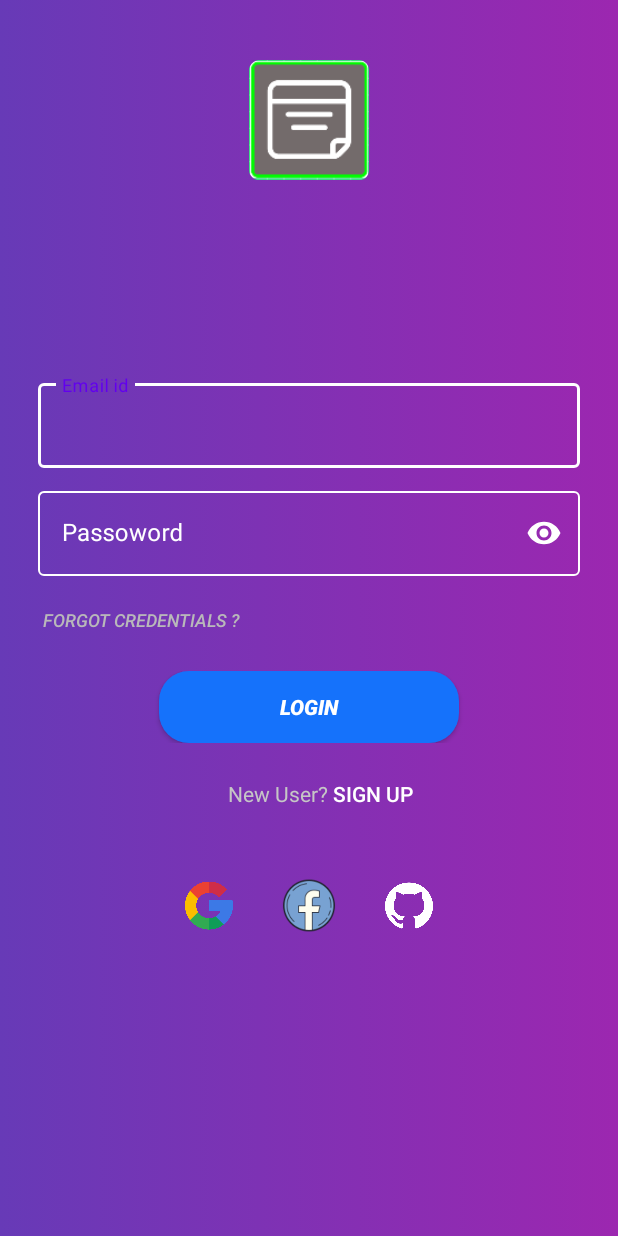
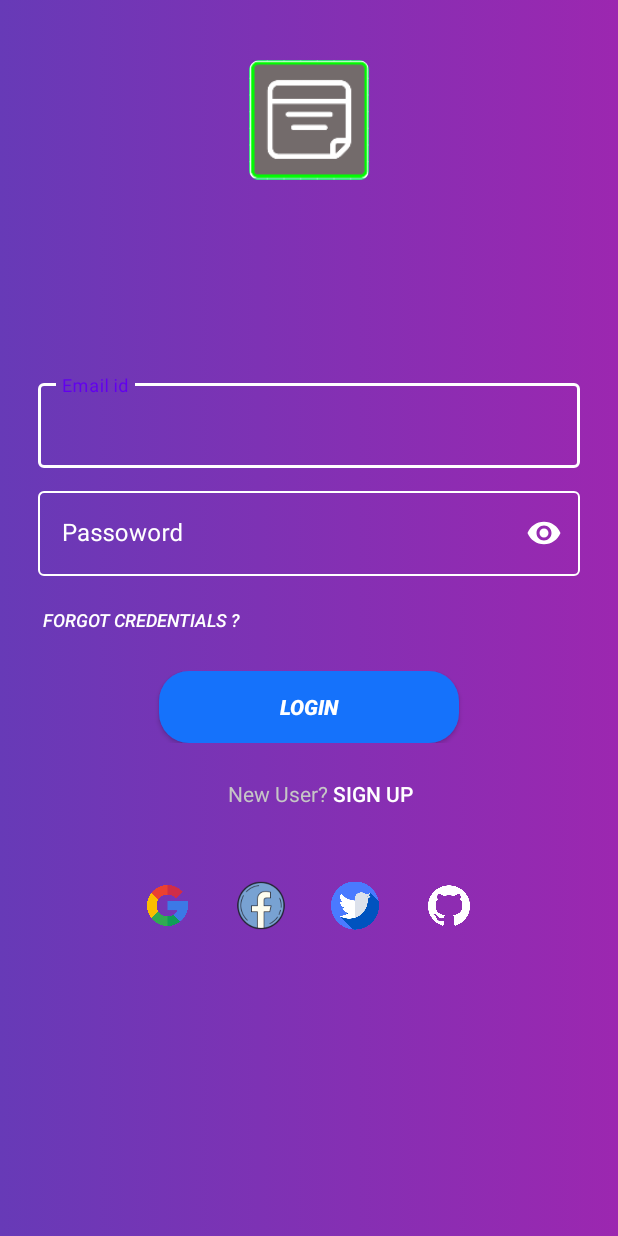
Before and after one commit to Thundersharp-in/CAdmin, an Android app: the screen it shows after launch (Login_reg), on a phone screen of 412 x 824 dp. Run offline under Robolectric (Android 15) with nearby library versions, the phone set to English and light mode, and no system bars; our stand-ins replace Firebase (no records; nobody signed in at launch, a user with empty details on screens opened directly).

Commit message:
login transitions

```diff
--- a/app/src/main/java/com/thundersharp/cadmin/ui/fragment/loginFragment.java
+++ b/app/src/main/java/com/thundersharp/cadmin/ui/fragment/loginFragment.java
@@ -1,6 +1,8 @@
 package com.thundersharp.cadmin.ui.fragment;
 
 import android.content.Context;
+import android.content.DialogInterface;
+import android.content.Intent;
 import android.graphics.drawable.AnimationDrawable;
 import android.os.Bundle;
 import android.util.Log;
@@ -9,11 +11,13 @@ import android.view.View;
 import android.view.ViewGroup;
 import android.view.animation.Animation;
 import android.view.animation.AnimationUtils;
+import android.widget.Button;
 import android.widget.FrameLayout;
 import android.widget.RelativeLayout;
 import android.widget.Toast;
 
 import androidx.annotation.NonNull;
+import androidx.appcompat.app.AlertDialog;
 import androidx.fragment.app.Fragment;
 
 import com.facebook.AccessToken;
@@ -23,6 +27,7 @@ import com.google.android.gms.tasks.OnFailureListener;
 import com.google.android.gms.tasks.OnSuccessListener;
 import com.google.android.gms.tasks.Task;
 import com.google.android.material.floatingactionbutton.FloatingActionButton;
+import com.google.android.material.textfield.TextInputLayout;
 import com.google.firebase.auth.AuthCredential;
 import com.google.firebase.auth.AuthResult;
 import com.google.firebase.auth.FacebookAuthProvider;
@@ -30,14 +35,16 @@ import com.google.firebase.auth.FirebaseAuth;
 import com.google.firebase.auth.GoogleAuthProvider;
 import com.google.firebase.auth.OAuthProvider;
 import com.thundersharp.cadmin.R;
+import com.thundersharp.cadmin.ui.activity.MainActivity;
 
 import java.util.concurrent.Executor;
 
 
 public class loginFragment extends Fragment {
 
-    public String email;
-    public String password;
+    public String emailstring;
+    public String passwordstring;
+    TextInputLayout email,password;
     private static final String TAG="FacebookLogin";
     private static final int RC_SIGN_IN=123;
     private FirebaseAuth fAuth;
@@ -48,6 +55,7 @@ public class loginFragment extends Fragment {
     RelativeLayout relativeLayout;
     Animation show_fab_1,hide_fab_1;
     AnimationDrawable animationDrawable;
+    Button forgot,loginbutton,signup;
 
     @Override
     public View onCreateView(LayoutInflater inflater, ViewGroup container,
@@ -56,13 +64,64 @@ public class loginFragment extends Fragment {
         View view = inflater.inflate(R.layout.fragment_login, container, false);
         relativeLayout = view.findViewById(R.id.rellogin);
         animationDrawable =(AnimationDrawable)relativeLayout.getBackground();
-        animationDrawable.setEnterFadeDuration(5000);
+        animationDrawable.setEnterFadeDuration(3000);
         animationDrawable.setExitFadeDuration(2000);
+        context = getActivity();
+
 
         fAuth=FirebaseAuth.getInstance();
+        email = view.findViewById(R.id.email);
+        password = view.findViewById(R.id.password);
+        forgot=view.findViewById(R.id.forgot);
+        loginbutton=view.findViewById(R.id.loginbutton);
+        signup = view.findViewById(R.id.signupuser);
 
-        show_fab_1 = AnimationUtils.loadAnimation(getActivity(),R.anim.fab1_show);
-        hide_fab_1 = AnimationUtils.loadAnimation(getActivity(),R.anim.fab1_hide);
+        loginbutton.setOnClickListener(new View.OnClickListener() {
+            @Override
+            public void onClick(View view) {
+                if (email.getEditText().getText().toString().isEmpty()){
+                    email.getEditText().setError("Required");
+                    email.getEditText().requestFocus();
+                }else if (password.getEditText().getText().toString().isEmpty()){
+                    password.getEditText().setError("Required");
+                    password.getEditText().requestFocus();
+                }else {
+                    loginwithemail(email.getEditText().getText().toString(),password.getEditText().getText().toString());
+                }
+            }
+        });
+
+        signup.setOnClickListener(new View.OnClickListener() {
+            @Override
+            public void onClick(View view) {
+
+            }
+        });
+
+        forgot.setOnClickListener(new View.OnClickListener() {
+            @Override
+            public void onClick(View view) {
+                AlertDialog.Builder builder = new AlertDialog.Builder(getActivity(),R.style.MyDialogTheme);
+                View view1 = LayoutInflater.from(getActivity()).inflate(R.layout.forgot_acount,null);
+                builder.setTitle("Find your account");
+                builder.setMessage("Find your account by providing us your email address.");
+                builder.setCancelable(true);
+                builder.setView(view1);
+                builder.setNegativeButton("DISMISS", new DialogInterface.OnClickListener() {
+                    @Override
+                    public void onClick(DialogInterface dialogInterface, int i) {
+
+                    }
+                });
+                builder.setPositiveButton("SEARCH", new DialogInterface.OnClickListener() {
+                    @Override
+                    public void onClick(DialogInterface dialogInterface, int i) {
+
+                    }
+                });
+                builder.show();
+            }
+        });
         GoogleSignInOptions gso = new GoogleSignInOptions.Builder(GoogleSignInOptions.DEFAULT_SIGN_IN)
                 .requestIdToken(getString(R.string.default_web_client_id))
                 .requestEmail()
@@ -74,6 +133,7 @@ public class loginFragment extends Fragment {
     }
 
     private void loginWith(String email, String password) {
+
         provider=OAuthProvider.newBuilder("twitter.com");
         //twitter
         fAuth.startActivityForSignInWithProvider(getActivity(),provider.build())
@@ -89,18 +149,6 @@ public class loginFragment extends Fragment {
             }
         });
         //email password
-        fAuth.signInWithEmailAndPassword(email,password)
-                .addOnFailureListener(new OnFailureListener() {
-                    @Override
-                    public void onFailure(@NonNull Exception e) {
-                        Toast.makeText(context, e.getMessage().toString(), Toast.LENGTH_SHORT).show();
-                    }
-                }).addOnCompleteListener(new OnCompleteListener<AuthResult>() {
-            @Override
-            public void onComplete(@NonNull Task<AuthResult> task) {
-                Toast.makeText(context, "Successful", Toast.LENGTH_SHORT).show();
-            }
-        });
 
 
         //facebook
@@ -119,6 +167,24 @@ public class loginFragment extends Fragment {
 
 
     }
+
+    private void loginwithemail(@NonNull String username,@NonNull String passwordstring){
+        fAuth.signInWithEmailAndPassword(username,passwordstring)
+                .addOnFailureListener(new OnFailureListener() {
+                    @Override
+                    public void onFailure(@NonNull Exception e) {
+                        Toast.makeText(context, e.getMessage().toString(), Toast.LENGTH_SHORT).show();
+                    }
+                }).addOnCompleteListener(new OnCompleteListener<AuthResult>() {
+            @Override
+            public void onComplete(@NonNull Task<AuthResult> task) {
+                Toast.makeText(getActivity(), "Successful", Toast.LENGTH_SHORT).show();
+                startActivity(new Intent(getActivity(), MainActivity.class));
+            }
+        });
+
+    }
+
     //google
     private void firebaseAuthWithGoogle(String idToken) {
         AuthCredential credential = GoogleAuthProvider.getCredential(idToken, null);
--- a/app/src/main/java/com/thundersharp/cadmin/ui/startup/Startup.java
+++ b/app/src/main/java/com/thundersharp/cadmin/ui/startup/Startup.java
@@ -7,8 +7,10 @@ import android.os.Bundle;
 import android.os.Handler;
 
 import com.facebook.login.Login;
+import com.google.firebase.auth.FirebaseAuth;
 import com.thundersharp.cadmin.R;
 import com.thundersharp.cadmin.ui.activity.Login_reg;
+import com.thundersharp.cadmin.ui.activity.MainActivity;
 
 public class Startup extends AppCompatActivity {
 
@@ -20,8 +22,13 @@ public class Startup extends AppCompatActivity {
         new Handler().postDelayed(new Runnable() {
             @Override
             public void run() {
+                if (FirebaseAuth.getInstance().getCurrentUser() !=null){
+                    startActivity(new Intent(Startup.this, MainActivity.class));
+                    finish();
+                }else {
                 startActivity(new Intent(Startup.this, Login_reg.class));
                 finish();
+                }
             }
         },500);
     }
--- a/app/src/main/res/drawable/animation_list.xml
+++ b/app/src/main/res/drawable/animation_list.xml
@@ -10,4 +10,5 @@
     <item
         android:drawable="@drawable/gradiant2"
         android:duration="6000" />
+
 </animation-list>
--- a/app/src/main/res/layout/activity_startup.xml
+++ b/app/src/main/res/layout/activity_startup.xml
@@ -7,6 +7,10 @@
     android:layout_height="match_parent"
     tools:context=".ui.startup.Startup">
 
-
+    <ImageView
+        android:layout_width="70dp"
+        android:layout_height="70dp"
+        android:src="@mipmap/ic_launcher_round"
+        android:layout_centerInParent="true"/>
 
 </RelativeLayout>
--- a/app/src/main/res/layout/fragment_login.xml
+++ b/app/src/main/res/layout/fragment_login.xml
@@ -68,7 +68,6 @@
                 android:textColor="#F8F8F8"
                 android:textColorHint="#ffff" />
 
-
         </com.google.android.material.textfield.TextInputLayout>
 
     </LinearLayout>
@@ -83,7 +82,7 @@
         android:layout_marginTop="5dp"
         android:background="@null"
         android:text="Forgot Credentials ?"
-        android:textColor="#B9B8BA"
+        android:textColor="#FFFFFF"
         android:textSize="12sp"
         android:textStyle="italic" />
 
@@ -99,6 +98,7 @@
         android:orientation="horizontal">
 
         <Button
+            android:id="@+id/loginbutton"
             android:layout_width="200dp"
             android:layout_height="wrap_content"
             android:layout_marginStart="20dp"
@@ -130,6 +130,7 @@
             android:textColor="#C6C6C6" />
 
         <Button
+            android:id="@+id/signupuser"
             android:layout_width="wrap_content"
             android:layout_height="wrap_content"
             android:background="@null"
@@ -140,13 +141,13 @@
     </LinearLayout>
 
     <LinearLayout
-        android:layout_width="200dp"
+        android:layout_width="250dp"
         android:layout_height="wrap_content"
         android:orientation="horizontal"
         android:layout_below="@id/signuplay"
         android:layout_marginTop="15dp"
         android:layout_centerHorizontal="true"
-        android:weightSum="3">
+        android:weightSum="4">
         <ImageView
             android:layout_width="0dp"
             android:layout_height="70dp"
@@ -164,11 +165,19 @@
         <ImageView
             android:layout_width="0dp"
             android:layout_height="70dp"
+            android:src="@drawable/twitter"
+            android:padding="15dp"
+            android:layout_weight="1"/>
+
+        <ImageView
+            android:layout_width="0dp"
+            android:layout_height="70dp"
             android:src="@drawable/github"
             android:padding="17dp"
             android:tint="#fff"
             android:layout_weight="1"/>
 
+
     </LinearLayout>
 
 
--- a/app/src/main/res/values/styles.xml
+++ b/app/src/main/res/values/styles.xml
@@ -32,4 +32,13 @@
         <item name="boxStrokeWidth">2dp</item>
     </style>
 
+    <style name="MyDialogTheme" parent="Theme.AppCompat.Light.Dialog.Alert">
+        <item name="android:background">@color/blue_grey_900</item>
+        <item name="android:textColor">#fff</item>
+        <item name="iconTint">#fff</item>
+        <item name="android:textColorPrimary">#f3f3f3</item>
+        <item name="android:calendarTextColor">#fff</item>
+        <item name="android:amPmTextColor">#fff</item>
+        <item name="android:colorForeground">#fff</item>
+    </style>
 </resources>
```
Also changed, not shown: app/src/main/res/layout/forgot_acount.xml (added, +35 -0 lines), app/src/main/res/drawable/twitter.png (added).
